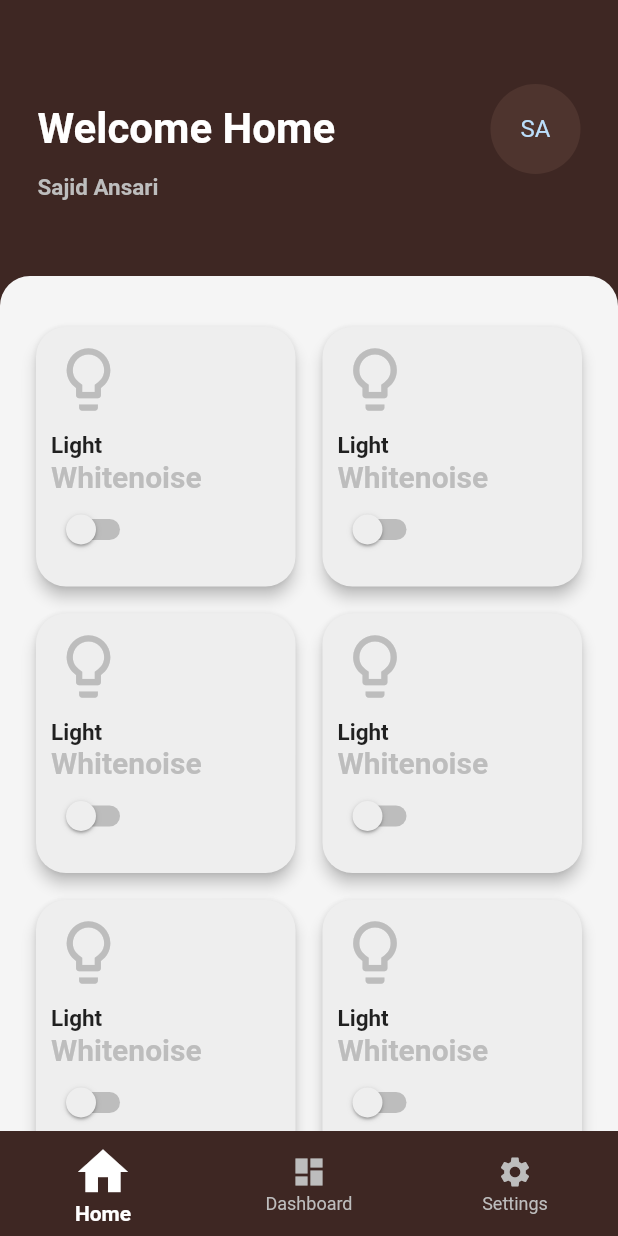
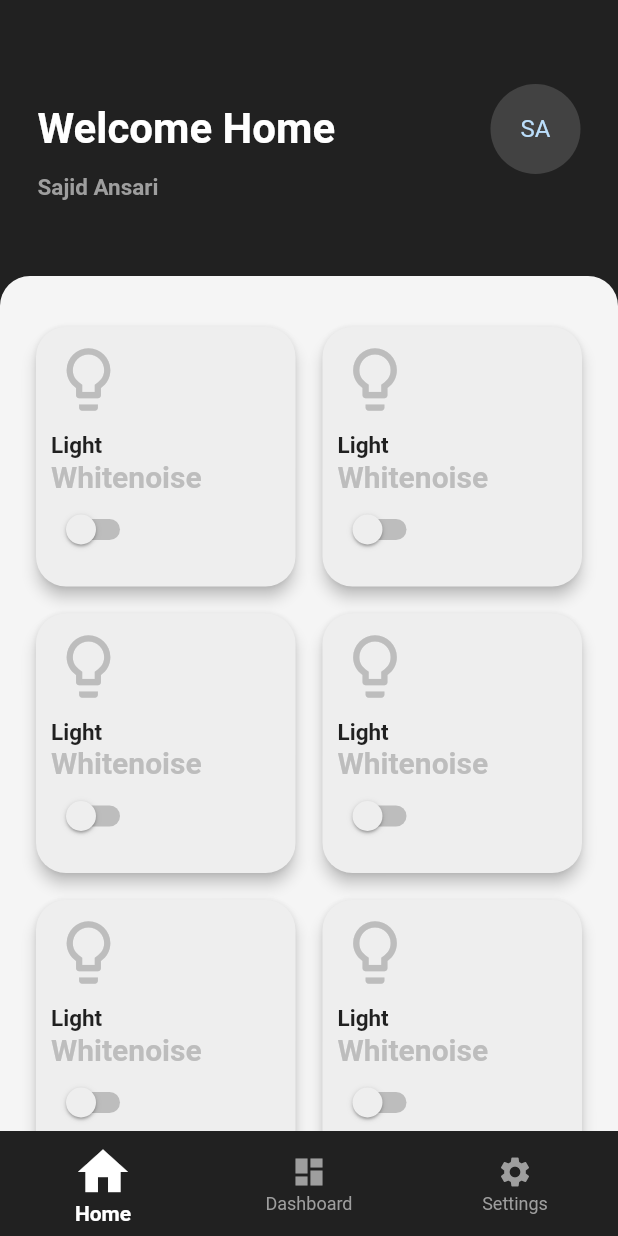
Before and after one commit to SajidAnTechie/IOT_Controller, a Flutter app: the screen it shows after launch, on a phone screen of 412 x 824 dp. Run offline on Flutter 3.47's test engine with Material 2 defaults, Android fonts, the phone set to English and light mode, and no system bars.

Commit message:
Change primary colors

```diff
--- a/lib/screens/home.dart
+++ b/lib/screens/home.dart
@@ -20,9 +20,9 @@ class _HomeState extends State<Home> {
   @override
   Widget build(BuildContext context) {
     return Scaffold(
-      backgroundColor: Colors.brown.shade900,
+      backgroundColor: Colors.grey.shade900,
       appBar: AppBar(
-        backgroundColor: Colors.brown.shade900,
+        backgroundColor: Colors.grey.shade900,
         elevation: 0,
       ),
       body: Column(
@@ -42,7 +42,7 @@ class _HomeState extends State<Home> {
                   ),
                   CircleAvatar(
                     radius: 30.0,
-                    backgroundColor: Colors.brown.shade800,
+                    backgroundColor: Colors.grey.shade800,
                     child: const Text('SA'),
                   )
                 ],
@@ -51,7 +51,7 @@ class _HomeState extends State<Home> {
                 alignment: Alignment.centerLeft,
                 child: Text("Sajid Ansari",
                     style: TextStyle(
-                        color: Colors.grey.shade400,
+                        color: Colors.grey.shade500,
                         fontSize: 15,
                         fontWeight: FontWeight.bold)),
               ),
@@ -97,13 +97,13 @@ class _HomeState extends State<Home> {
             label: 'Settings',
           ),
         ],
-        backgroundColor: Colors.brown.shade900,
+        backgroundColor: Colors.grey.shade900,
         currentIndex: _setIndex,
         selectedItemColor: Colors.white,
         selectedIconTheme: IconThemeData(size: 40),
         selectedLabelStyle: TextStyle(fontWeight: FontWeight.bold),
         elevation: 0,
-        unselectedItemColor: Colors.grey.shade400,
+        unselectedItemColor: Colors.grey.shade500,
         mouseCursor: SystemMouseCursors.grab,
         onTap: (value) {
           onItemTab(value);
```
